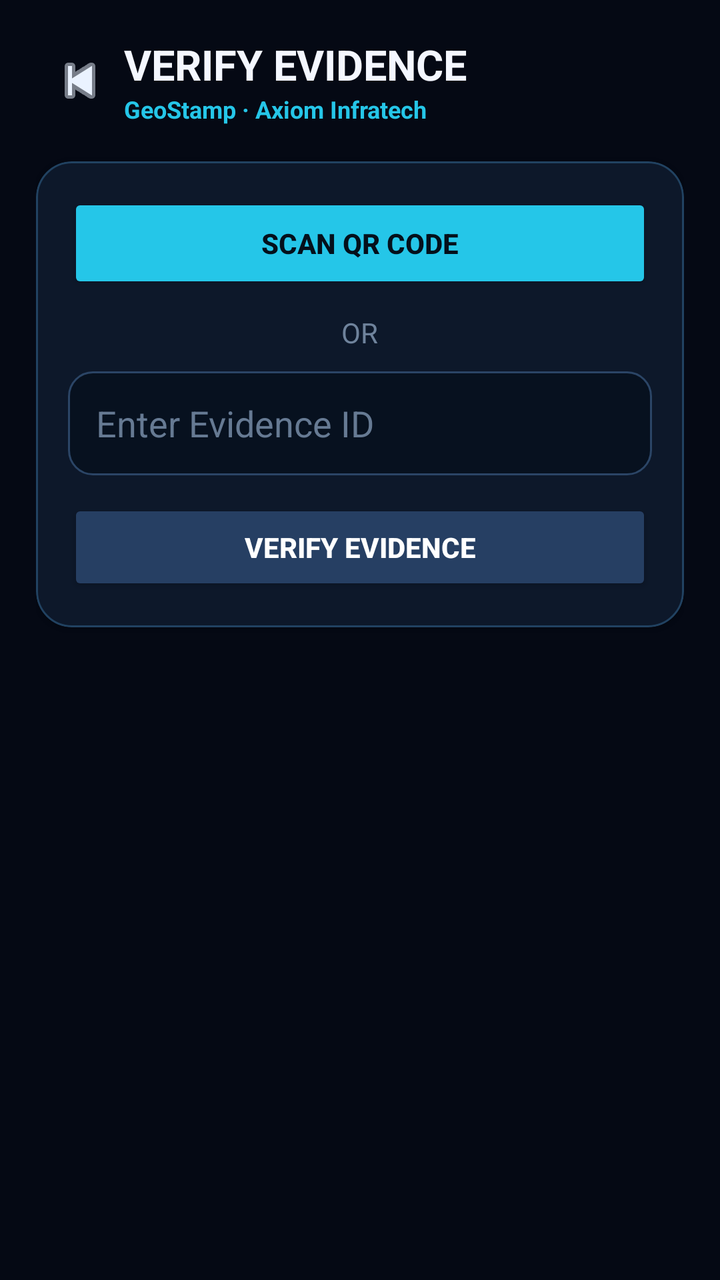
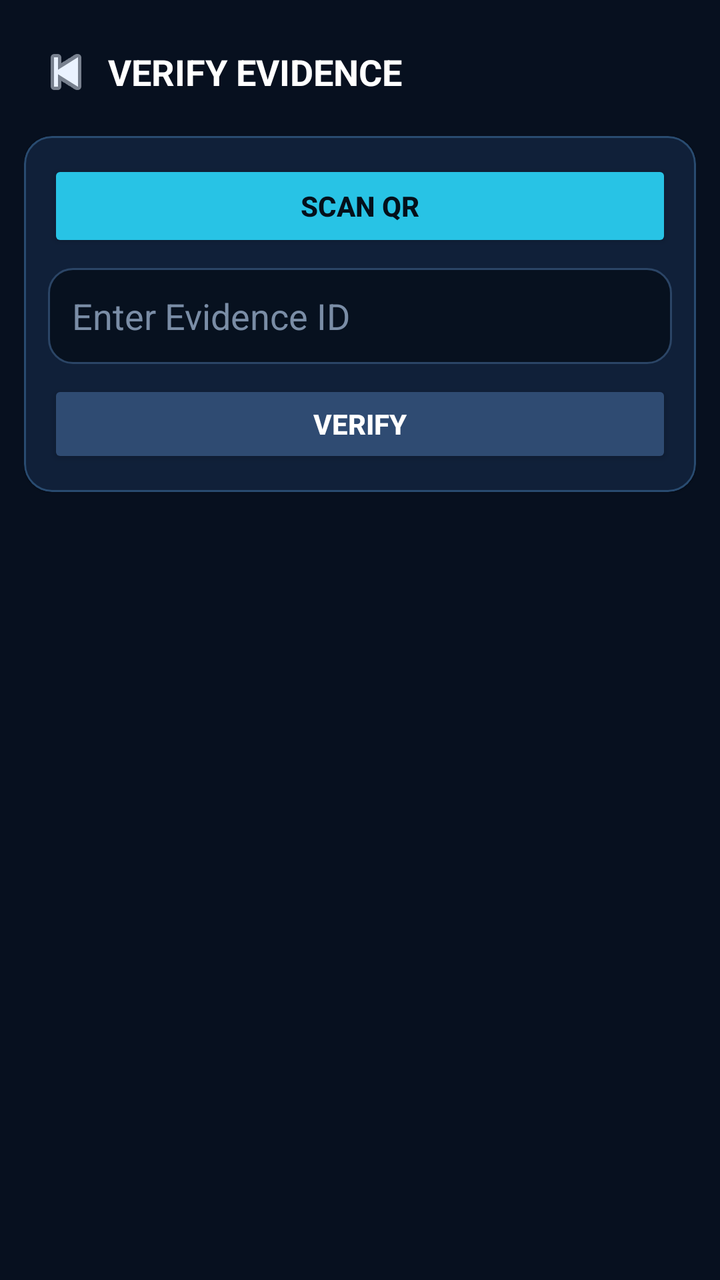

The first picture is an Android layout as it rendered before a commit; the second is the same layout after the commit. The layout source and the unified diff follow.
<!-- AndroidManifest.xml: application theme Theme.GeoStamp -->
<!-- res/layout/activity_verify_evidence.xml -->
<?xml version="1.0" encoding="utf-8"?>
<ScrollView xmlns:android="http://schemas.android.com/apk/res/android"
    xmlns:app="http://schemas.android.com/apk/res-auto"
    android:layout_width="match_parent"
    android:layout_height="match_parent"
    android:background="#050914"
    android:fillViewport="true">

    <LinearLayout
        android:layout_width="match_parent"
        android:layout_height="wrap_content"
        android:orientation="vertical"
        android:padding="18dp">

        <LinearLayout
            android:layout_width="match_parent"
            android:layout_height="wrap_content"
            android:gravity="center_vertical"
            android:orientation="horizontal">

            <ImageButton
                android:id="@+id/btn_back"
                android:layout_width="44dp"
                android:layout_height="44dp"
                android:background="?attr/selectableItemBackgroundBorderless"
                android:contentDescription="Back"
                android:src="@android:drawable/ic_media_previous"
                app:tint="#EAF2FF" />

            <LinearLayout
                android:layout_width="0dp"
                android:layout_height="wrap_content"
                android:layout_weight="1"
                android:orientation="vertical">

                <TextView
                    android:layout_width="wrap_content"
                    android:layout_height="wrap_content"
                    android:text="VERIFY EVIDENCE"
                    android:textColor="#F4F7FF"
                    android:textSize="21sp"
                    android:textStyle="bold" />

                <TextView
                    android:layout_width="wrap_content"
                    android:layout_height="wrap_content"
                    android:text="GeoStamp · Axiom Infratech"
                    android:textColor="#25C6E8"
                    android:textSize="12sp"
                    android:textStyle="bold" />
            </LinearLayout>
        </LinearLayout>

        <com.google.android.material.card.MaterialCardView
            android:layout_width="match_parent"
            android:layout_height="wrap_content"
            android:layout_marginTop="18dp"
            app:cardBackgroundColor="#0D182A"
            app:cardCornerRadius="18dp"
            app:strokeColor="#214261"
            app:strokeWidth="1dp">

            <LinearLayout
                android:layout_width="match_parent"
                android:layout_height="wrap_content"
                android:orientation="vertical"
                android:padding="16dp">

                <Button
                    android:id="@+id/btn_scan_qr"
                    android:layout_width="match_parent"
                    android:layout_height="50dp"
                    android:backgroundTint="#25C6E8"
                    android:text="SCAN QR CODE"
                    android:textColor="#04101B"
                    android:textStyle="bold" />

                <TextView
                    android:layout_width="wrap_content"
                    android:layout_height="wrap_content"
                    android:layout_gravity="center"
                    android:layout_marginVertical="10dp"
                    android:text="OR"
                    android:textColor="#6F839C" />

                <EditText
                    android:id="@+id/input_verification_id"
                    android:layout_width="match_parent"
                    android:layout_height="52dp"
                    android:background="@drawable/bg_verify_input"
                    android:hint="Enter Evidence ID"
                    android:inputType="textCapCharacters"
                    android:paddingHorizontal="14dp"
                    android:singleLine="true"
                    android:textColor="#FFFFFF"
                    android:textColorHint="#667A93" />

                <Button
                    android:id="@+id/btn_verify_id"
                    android:layout_width="match_parent"
                    android:layout_height="48dp"
                    android:layout_marginTop="12dp"
                    android:backgroundTint="#263F63"
                    android:text="VERIFY EVIDENCE"
                    android:textColor="#FFFFFF"
                    android:textStyle="bold" />
            </LinearLayout>
        </com.google.android.material.card.MaterialCardView>

        <FrameLayout
            android:id="@+id/scanner_container"
            android:layout_width="match_parent"
            android:layout_height="360dp"
            android:layout_marginTop="18dp"
            android:background="#000000"
            android:visibility="gone">

            <androidx.camera.view.PreviewView
                android:id="@+id/scanner_preview"
                android:layout_width="match_parent"
                android:layout_height="match_parent" />

            <View
                android:layout_width="240dp"
                android:layout_height="240dp"
                android:layout_gravity="center"
                android:background="@drawable/bg_qr_frame" />

            <TextView
                android:layout_width="wrap_content"
                android:layout_height="wrap_content"
                android:layout_gravity="bottom|center_horizontal"
                android:layout_marginBottom="18dp"
                android:text="Place the GeoStamp QR inside the frame"
                android:textColor="#FFFFFF"
                android:textStyle="bold" />
        </FrameLayout>

        <ProgressBar
            android:id="@+id/progress"
            android:layout_width="44dp"
            android:layout_height="44dp"
            android:layout_gravity="center"
            android:layout_marginTop="18dp"
            android:visibility="gone" />

        <com.google.android.material.card.MaterialCardView
            android:id="@+id/result_card"
            android:layout_width="match_parent"
            android:layout_height="wrap_content"
            android:layout_marginTop="18dp"
            android:visibility="gone"
            app:cardBackgroundColor="#FFFFFF"
            app:cardCornerRadius="14dp"
            app:strokeColor="#CAD5E1"
            app:strokeWidth="1dp">

            <LinearLayout
                android:layout_width="match_parent"
                android:layout_height="wrap_content"
                android:orientation="vertical">

                <LinearLayout
                    android:layout_width="match_parent"
                    android:layout_height="wrap_content"
                    android:background="#17233A"
                    android:gravity="center_vertical"
                    android:orientation="horizontal"
                    android:padding="14dp">

                    <LinearLayout
                        android:layout_width="0dp"
                        android:layout_height="wrap_content"
                        android:layout_weight="1"
                        android:orientation="vertical">

                        <TextView
                            android:layout_width="wrap_content"
                            android:layout_height="wrap_content"
                            android:text="GEOSTAMP"
                            android:textColor="#FFFFFF"
                            android:textSize="18sp"
                            android:textStyle="bold" />

                        <TextView
                            android:layout_width="wrap_content"
                            android:layout_height="wrap_content"
                            android:text="DIGITAL EVIDENCE VERIFICATION"
                            android:textColor="#AFC2D8"
                            android:textSize="9sp"
                            android:textStyle="bold" />
                    </LinearLayout>

                    <TextView
                        android:layout_width="wrap_content"
                        android:layout_height="wrap_content"
                        android:text="AXIOM\nINFRATECH"
                        android:textColor="#25C6E8"
                        android:textSize="10sp"
                        android:textStyle="bold" />
                </LinearLayout>

                <ImageView
                    android:id="@+id/iv_evidence_thumbnail"
                    android:layout_width="match_parent"
                    android:layout_height="190dp"
                    android:background="#E8EEF5"
                    android:contentDescription="Evidence thumbnail"
                    android:scaleType="centerCrop"
                    android:visibility="gone" />

                <TextView
                    android:id="@+id/tv_thumbnail_unavailable"
                    android:layout_width="match_parent"
                    android:layout_height="72dp"
                    android:gravity="center"
                    android:text="Color thumbnail unavailable for this older record"
                    android:textColor="#6B7788"
                    android:textSize="12sp" />

                <LinearLayout
                    android:layout_width="match_parent"
                    android:layout_height="wrap_content"
                    android:orientation="vertical"
                    android:padding="16dp">

                    <TextView
                        android:id="@+id/tv_result_status"
                        android:layout_width="wrap_content"
                        android:layout_height="wrap_content"
                        android:text="VERIFIED · REGISTERED"
                        android:textColor="#11864B"
                        android:textSize="20sp"
                        android:textStyle="bold" />

                    <TextView
                        android:id="@+id/tv_result_summary"
                        android:layout_width="match_parent"
                        android:layout_height="wrap_content"
                        android:layout_marginTop="5dp"
                        android:textColor="#536174"
                        android:textSize="12sp" />

                    <View
                        android:layout_width="match_parent"
                        android:layout_height="1dp"
                        android:layout_marginVertical="12dp"
                        android:background="#DCE4ED" />

                    <TextView
                        android:id="@+id/tv_result_details"
                        android:layout_width="match_parent"
                        android:layout_height="wrap_content"
                        android:lineSpacingExtra="5dp"
                        android:textColor="#17233A"
                        android:textSize="13sp" />

                    <TextView
                        android:id="@+id/tv_session_activity"
                        android:layout_width="match_parent"
                        android:layout_height="wrap_content"
                        android:layout_marginTop="14dp"
                        android:background="#F1F5F9"
                        android:lineSpacingExtra="4dp"
                        android:padding="12dp"
                        android:textColor="#223149"
                        android:textSize="12sp"
                        android:visibility="gone" />

                    <Button
                        android:id="@+id/btn_view_report"
                        android:layout_width="match_parent"
                        android:layout_height="48dp"
                        android:layout_marginTop="16dp"
                        android:backgroundTint="#25C6E8"
                        android:text="VIEW FORENSIC REPORT"
                        android:textColor="#04101B"
                        android:textStyle="bold" />

                    <TextView
                        android:layout_width="match_parent"
                        android:layout_height="wrap_content"
                        android:layout_marginTop="12dp"
                        android:gravity="center"
                        android:text="Captured &amp; Sealed by GeoStamp · Axiom Infratech"
                        android:textColor="#69788C"
                        android:textSize="10sp" />
                </LinearLayout>
            </LinearLayout>
        </com.google.android.material.card.MaterialCardView>

        <com.google.android.material.card.MaterialCardView
            android:id="@+id/trust_card"
            android:layout_width="match_parent"
            android:layout_height="wrap_content"
            android:visibility="gone">
            <LinearLayout android:layout_width="match_parent" android:layout_height="wrap_content">
                <TextView android:id="@+id/tv_confidence_score" android:layout_width="wrap_content" android:layout_height="wrap_content" />
                <TextView android:id="@+id/tv_confidence_level" android:layout_width="wrap_content" android:layout_height="wrap_content" />
                <ProgressBar android:id="@+id/confidence_progress" android:layout_width="1dp" android:layout_height="1dp" />
                <TextView android:id="@+id/tv_trust_conclusion" android:layout_width="wrap_content" android:layout_height="wrap_content" />
                <TextView android:id="@+id/tv_trust_findings" android:layout_width="wrap_content" android:layout_height="wrap_content" />
            </LinearLayout>
        </com.google.android.material.card.MaterialCardView>

        <com.google.android.material.card.MaterialCardView
            android:id="@+id/timeline_card"
            android:layout_width="match_parent"
            android:layout_height="wrap_content"
            android:visibility="gone">
            <TextView android:id="@+id/tv_evidence_timeline" android:layout_width="wrap_content" android:layout_height="wrap_content" />
        </com.google.android.material.card.MaterialCardView>

        <TextView
            android:id="@+id/tv_error"
            android:layout_width="match_parent"
            android:layout_height="wrap_content"
            android:layout_marginTop="16dp"
            android:textColor="#FF8A80"
            android:textSize="14sp"
            android:visibility="gone" />
    </LinearLayout>
</ScrollView>
<!-- resources referenced by this layout -->
<resources>
  <!-- drawable bg_qr_frame (drawable) -->
  <shape xmlns:android="http://schemas.android.com/apk/res/android" android:shape="rectangle">
      <solid android:color="#12000000"/><stroke android:width="3dp" android:color="#25C6E8"/><corners android:radius="18dp"/>
  </shape>
  <!-- drawable bg_verify_input (drawable) -->
  <shape xmlns:android="http://schemas.android.com/apk/res/android" android:shape="rectangle">
      <solid android:color="#07111F"/><stroke android:width="1dp" android:color="#2B4566"/><corners android:radius="12dp"/>
  </shape>
  <style name="Theme.GeoStamp" parent="Base.Theme.GeoStamp" />
  <style name="Base.Theme.GeoStamp" parent="Theme.MaterialComponents.DayNight.NoActionBar">
          <item name="colorPrimary">@color/brand_blue</item>
          <item name="colorPrimaryVariant">@color/surface_dark</item>
          <item name="colorOnPrimary">@color/text_primary</item>
          <item name="colorSecondary">@color/gold</item>
          <item name="colorOnSecondary">@color/black</item>
          <item name="android:windowBackground">@color/brand_dark</item>
          
          <item name="android:statusBarColor">@android:color/transparent</item>
          <item name="android:navigationBarColor">@android:color/transparent</item>
          <item name="android:windowLightStatusBar">false</item>
          <item name="android:windowTranslucentStatus">false</item>
          <item name="android:windowTranslucentNavigation">false</item>
          <item name="android:windowTranslucentNavigation">false</item>
          <item name="android:windowLayoutInDisplayCutoutMode">shortEdges</item>
      </style>
  <color name="brand_blue">#0EA5E9</color>
  <color name="surface_dark">#0B0F1A</color>
  <color name="text_primary">#F1F5F9</color>
  <color name="gold">#FBBF24</color>
  <color name="black">#FF000000</color>
  <color name="brand_dark">#0B0F1A</color>
</resources>

<!-- the commit's change to res/layout/activity_verify_evidence.xml (unified diff, before → after) -->
@@ -3,105 +3,84 @@
     xmlns:app="http://schemas.android.com/apk/res-auto"
     android:layout_width="match_parent"
     android:layout_height="match_parent"
-    android:background="#050914"
+    android:background="#07101F"
     android:fillViewport="true">
 
     <LinearLayout
         android:layout_width="match_parent"
         android:layout_height="wrap_content"
         android:orientation="vertical"
-        android:padding="18dp">
+        android:padding="12dp">
 
         <LinearLayout
             android:layout_width="match_parent"
-            android:layout_height="wrap_content"
+            android:layout_height="48dp"
             android:gravity="center_vertical"
             android:orientation="horizontal">
 
             <ImageButton
                 android:id="@+id/btn_back"
-                android:layout_width="44dp"
-                android:layout_height="44dp"
+                android:layout_width="42dp"
+                android:layout_height="42dp"
                 android:background="?attr/selectableItemBackgroundBorderless"
                 android:contentDescription="Back"
                 android:src="@android:drawable/ic_media_previous"
                 app:tint="#EAF2FF" />
 
-            <LinearLayout
+            <TextView
                 android:layout_width="0dp"
                 android:layout_height="wrap_content"
                 android:layout_weight="1"
-                android:orientation="vertical">
-
-                <TextView
-                    android:layout_width="wrap_content"
-                    android:layout_height="wrap_content"
-                    android:text="VERIFY EVIDENCE"
-                    android:textColor="#F4F7FF"
-                    android:textSize="21sp"
-                    android:textStyle="bold" />
-
-                <TextView
-                    android:layout_width="wrap_content"
-                    android:layout_height="wrap_content"
-                    android:text="GeoStamp · Axiom Infratech"
-                    android:textColor="#25C6E8"
-                    android:textSize="12sp"
-                    android:textStyle="bold" />
-            </LinearLayout>
+                android:text="VERIFY EVIDENCE"
+                android:textColor="#FFFFFF"
+                android:textSize="18sp"
+                android:textStyle="bold" />
         </LinearLayout>
 
         <com.google.android.material.card.MaterialCardView
             android:layout_width="match_parent"
             android:layout_height="wrap_content"
-            android:layout_marginTop="18dp"
-            app:cardBackgroundColor="#0D182A"
-            app:cardCornerRadius="18dp"
-            app:strokeColor="#214261"
+            android:layout_marginTop="8dp"
+            app:cardBackgroundColor="#102039"
+            app:cardCornerRadius="14dp"
+            app:strokeColor="#294B70"
             app:strokeWidth="1dp">
 
             <LinearLayout
                 android:layout_width="match_parent"
                 android:layout_height="wrap_content"
                 android:orientation="vertical"
-                android:padding="16dp">
+                android:padding="12dp">
 
                 <Button
                     android:id="@+id/btn_scan_qr"
                     android:layout_width="match_parent"
-                    android:layout_height="50dp"
-                    android:backgroundTint="#25C6E8"
-                    android:text="SCAN QR CODE"
+                    android:layout_height="46dp"
+                    android:backgroundTint="#28C3E5"
+                    android:text="SCAN QR"
                     android:textColor="#04101B"
                     android:textStyle="bold" />
 
-                <TextView
-                    android:layout_width="wrap_content"
-                    android:layout_height="wrap_content"
-                    android:layout_gravity="center"
-                    android:layout_marginVertical="10dp"
-                    android:text="OR"
-                    android:textColor="#6F839C" />
-
                 <EditText
                     android:id="@+id/input_verification_id"
                     android:layout_width="match_parent"
-                    android:layout_height="52dp"
+                    android:layout_height="48dp"
+                    android:layout_marginTop="8dp"
                     android:background="@drawable/bg_verify_input"
                     android:hint="Enter Evidence ID"
                     android:inputType="textCapCharacters"
-                    android:paddingHorizontal="14dp"
+                    android:paddingHorizontal="12dp"
                     android:singleLine="true"
                     android:textColor="#FFFFFF"
-                    android:textColorHint="#667A93" />
+                    android:textColorHint="#7A8DA6" />
 
                 <Button
                     android:id="@+id/btn_verify_id"
                     android:layout_width="match_parent"
-                    android:layout_height="48dp"
-                    android:layout_marginTop="12dp"
-                    android:backgroundTint="#263F63"
-                    android:text="VERIFY EVIDENCE"
+                    android:layout_height="44dp"
+                    android:layout_marginTop="8dp"
+                    android:backgroundTint="#2F4B72"
+                    android:text="VERIFY"
                     android:textColor="#FFFFFF"
                     android:textStyle="bold" />
             </LinearLayout>
@@ -110,8 +89,8 @@
         <FrameLayout
             android:id="@+id/scanner_container"
             android:layout_width="match_parent"
-            android:layout_height="360dp"
-            android:layout_marginTop="18dp"
+            android:layout_height="330dp"
+            android:layout_marginTop="10dp"
             android:background="#000000"
             android:visibility="gone">
 
@@ -121,38 +100,29 @@
                 android:layout_height="match_parent" />
 
             <View
-                android:layout_width="240dp"
-                android:layout_height="240dp"
+                android:layout_width="230dp"
+                android:layout_height="230dp"
                 android:layout_gravity="center"
                 android:background="@drawable/bg_qr_frame" />
-
-            <TextView
-                android:layout_width="wrap_content"
-                android:layout_height="wrap_content"
-                android:layout_gravity="bottom|center_horizontal"
-                android:layout_marginBottom="18dp"
-                android:text="Place the GeoStamp QR inside the frame"
-                android:textColor="#FFFFFF"
-                android:textStyle="bold" />
         </FrameLayout>
 
         <ProgressBar
             android:id="@+id/progress"
-            android:layout_width="44dp"
-            android:layout_height="44dp"
+            android:layout_width="42dp"
+            android:layout_height="42dp"
             android:layout_gravity="center"
-            android:layout_marginTop="18dp"
+            android:layout_marginTop="12dp"
             android:visibility="gone" />
 
         <com.google.android.material.card.MaterialCardView
             android:id="@+id/result_card"
             android:layout_width="match_parent"
             android:layout_height="wrap_content"
-            android:layout_marginTop="18dp"
+            android:layout_marginTop="10dp"
             android:visibility="gone"
             app:cardBackgroundColor="#FFFFFF"
-            app:cardCornerRadius="14dp"
-            app:strokeColor="#CAD5E1"
+            app:cardCornerRadius="12dp"
+            app:strokeColor="#D0D8E2"
             app:strokeWidth="1dp">
 
             <LinearLayout
@@ -162,11 +132,11 @@
 
                 <LinearLayout
                     android:layout_width="match_parent"
-                    android:layout_height="wrap_content"
-                    android:background="#17233A"
+                    android:layout_height="72dp"
+                    android:background="#102039"
                     android:gravity="center_vertical"
                     android:orientation="horizontal"
-                    android:padding="14dp">
+                    android:paddingHorizontal="16dp">
 
                     <LinearLayout
                         android:layout_width="0dp"
@@ -179,14 +149,14 @@
                             android:layout_height="wrap_content"
                             android:text="GEOSTAMP"
                             android:textColor="#FFFFFF"
-                            android:textSize="18sp"
+                            android:textSize="22sp"
                             android:textStyle="bold" />
 
                         <TextView
                             android:layout_width="wrap_content"
                             android:layout_height="wrap_content"
-                            android:text="DIGITAL EVIDENCE VERIFICATION"
-                            android:textColor="#AFC2D8"
+                            android:text="DIGITAL EVIDENCE SLIP"
+                            android:textColor="#B8C8DB"
                             android:textSize="9sp"
                             android:textStyle="bold" />
                     </LinearLayout>
@@ -194,8 +164,9 @@
                     <TextView
                         android:layout_width="wrap_content"
                         android:layout_height="wrap_content"
+                        android:gravity="end"
                         android:text="AXIOM\nINFRATECH"
-                        android:textColor="#25C6E8"
+                        android:textColor="#28C3E5"
                         android:textSize="10sp"
                         android:textStyle="bold" />
                 </LinearLayout>
@@ -203,8 +174,8 @@
                 <ImageView
                     android:id="@+id/iv_evidence_thumbnail"
                     android:layout_width="match_parent"
-                    android:layout_height="190dp"
-                    android:background="#E8EEF5"
+                    android:layout_height="150dp"
+                    android:background="#E9EEF4"
                     android:contentDescription="Evidence thumbnail"
                     android:scaleType="centerCrop"
                     android:visibility="gone" />
@@ -212,112 +183,112 @@
                 <TextView
                     android:id="@+id/tv_thumbnail_unavailable"
                     android:layout_width="match_parent"
-                    android:layout_height="72dp"
+                    android:layout_height="52dp"
                     android:gravity="center"
-                    android:text="Color thumbnail unavailable for this older record"
-                    android:textColor="#6B7788"
-                    android:textSize="12sp" />
+                    android:text="Thumbnail not stored in this registry record"
+                    android:textColor="#687789"
+                    android:textSize="11sp" />
 
                 <LinearLayout
                     android:layout_width="match_parent"
                     android:layout_height="wrap_content"
                     android:orientation="vertical"
-                    android:padding="16dp">
+                    android:padding="14dp">
 
                     <TextView
                         android:id="@+id/tv_result_status"
                         android:layout_width="wrap_content"
                         android:layout_height="wrap_content"
                         android:text="VERIFIED · REGISTERED"
-                        android:textColor="#11864B"
-                        android:textSize="20sp"
+                        android:textColor="#159447"
+                        android:textSize="19sp"
                         android:textStyle="bold" />
 
                     <TextView
                         android:id="@+id/tv_result_summary"
                         android:layout_width="match_parent"
                         android:layout_height="wrap_content"
-                        android:layout_marginTop="5dp"
-                        android:textColor="#536174"
+                        android:layout_marginTop="3dp"
+                        android:textColor="#5C6979"
+                        android:textSize="11sp" />
+
+                    <View
+                        android:layout_width="match_parent"
+                        android:layout_height="1dp"
+                        android:layout_marginVertical="9dp"
+                        android:background="#DCE3EB" />
+
+                    <TextView
+                        android:id="@+id/tv_result_details"
+                        android:layout_width="match_parent"
+                        android:layout_height="wrap_content"
+                        android:lineSpacingExtra="2dp"
+                        android:textColor="#17233A"
                         android:textSize="12sp" />
 
-                    <View
-                        android:layout_width="match_parent"
-                        android:layout_height="1dp"
-                        android:layout_marginVertical="12dp"
-                        android:background="#DCE4ED" />
-
-                    <TextView
-                        android:id="@+id/tv_result_details"
-                        android:layout_width="match_parent"
-                        android:layout_height="wrap_content"
-                        android:lineSpacingExtra="5dp"
-                        android:textColor="#17233A"
-                        android:textSize="13sp" />
-
                     <TextView
                         android:id="@+id/tv_session_activity"
                         android:layout_width="match_parent"
                         android:layout_height="wrap_content"
-                        android:layout_marginTop="14dp"
-                        android:background="#F1F5F9"
-                        android:lineSpacingExtra="4dp"
-                        android:padding="12dp"
+                        android:layout_marginTop="10dp"
+                        android:background="#F1F5F8"
+                        android:lineSpacingExtra="2dp"
+                        android:padding="10dp"
                         android:textColor="#223149"
-                        android:textSize="12sp"
+                        android:textSize="11sp"
                         android:visibility="gone" />
 
                     <Button
                         android:id="@+id/btn_view_report"
                         android:layout_width="match_parent"
-                        android:layout_height="48dp"
-                        android:layout_marginTop="16dp"
-                        android:backgroundTint="#25C6E8"
-                        android:text="VIEW FORENSIC REPORT"
+                        android:layout_height="46dp"
+                        android:layout_marginTop="12dp"
+                        android:backgroundTint="#28C3E5"
+                        android:text="SHARE PDF REPORT"
                         android:textColor="#04101B"
                         android:textStyle="bold" />
 
                     <TextView
                         android:layout_width="match_parent"
                         android:layout_height="wrap_content"
-                        android:layout_marginTop="12dp"
+                        android:layout_marginTop="9dp"
                         android:gravity="center"
                         android:text="Captured &amp; Sealed by GeoStamp · Axiom Infratech"
-                        android:textColor="#69788C"
-                        android:textSize="10sp" />
+                        android:textColor="#718093"
+                        android:textSize="9sp" />
                 </LinearLayout>
             </LinearLayout>
         </com.google.android.material.card.MaterialCardView>
 
         <com.google.android.material.card.MaterialCardView
             android:id="@+id/trust_card"
-            android:layout_width="match_parent"
-            android:layout_height="wrap_content"
+            android:layout_width="1dp"
+            android:layout_height="1dp"
             android:visibility="gone">
-            <LinearLayout android:layout_width="match_parent" android:layout_height="wrap_content">
-                <TextView android:id="@+id/tv_confidence_score" android:layout_width="wrap_content" android:layout_height="wrap_content" />
-                <TextView android:id="@+id/tv_confidence_level" android:layout_width="wrap_content" android:layout_height="wrap_content" />
+            <LinearLayout android:layout_width="1dp" android:layout_height="1dp">
+                <TextView android:id="@+id/tv_confidence_score" android:layout_width="1dp" android:layout_height="1dp" />
+                <TextView android:id="@+id/tv_confidence_level" android:layout_width="1dp" android:layout_height="1dp" />
                 <ProgressBar android:id="@+id/confidence_progress" android:layout_width="1dp" android:layout_height="1dp" />
-                <TextView android:id="@+id/tv_trust_conclusion" android:layout_width="wrap_content" android:layout_height="wrap_content" />
-                <TextView android:id="@+id/tv_trust_findings" android:layout_width="wrap_content" android:layout_height="wrap_content" />
+                <TextView android:id="@+id/tv_trust_conclusion" android:layout_width="1dp" android:layout_height="1dp" />
+                <TextView android:id="@+id/tv_trust_findings" android:layout_width="1dp" android:layout_height="1dp" />
             </LinearLayout>
         </com.google.android.material.card.MaterialCardView>
 
         <com.google.android.material.card.MaterialCardView
             android:id="@+id/timeline_card"
-            android:layout_width="match_parent"
-            android:layout_height="wrap_content"
+            android:layout_width="1dp"
+            android:layout_height="1dp"
             android:visibility="gone">
-            <TextView android:id="@+id/tv_evidence_timeline" android:layout_width="wrap_content" android:layout_height="wrap_content" />
+            <TextView android:id="@+id/tv_evidence_timeline" android:layout_width="1dp" android:layout_height="1dp" />
         </com.google.android.material.card.MaterialCardView>
 
         <TextView
             android:id="@+id/tv_error"
             android:layout_width="match_parent"
             android:layout_height="wrap_content"
-            android:layout_marginTop="16dp"
+            android:layout_marginTop="12dp"
             android:textColor="#FF8A80"
-            android:textSize="14sp"
+            android:textSize="13sp"
             android:visibility="gone" />
     </LinearLayout>
 </ScrollView>
